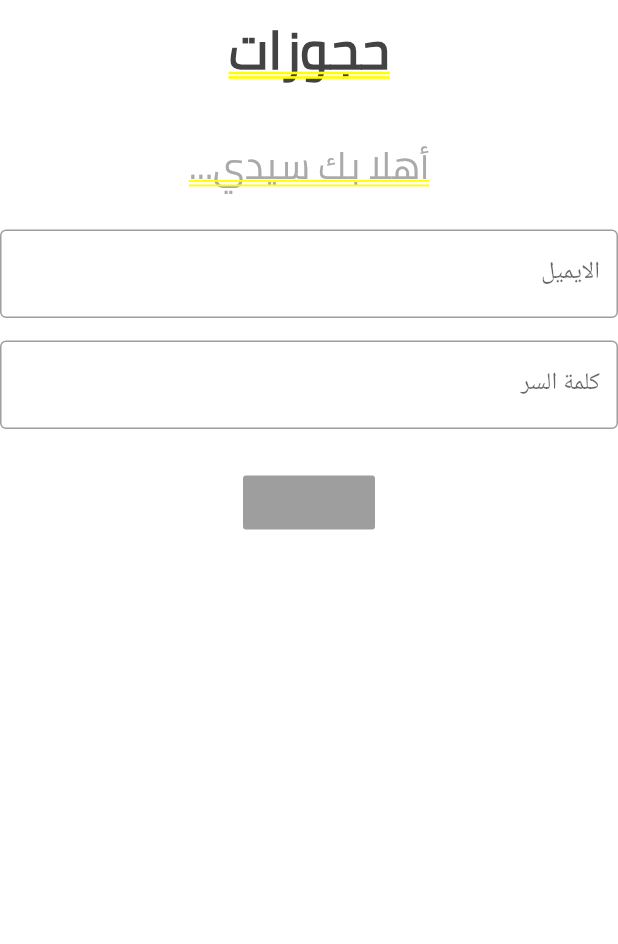
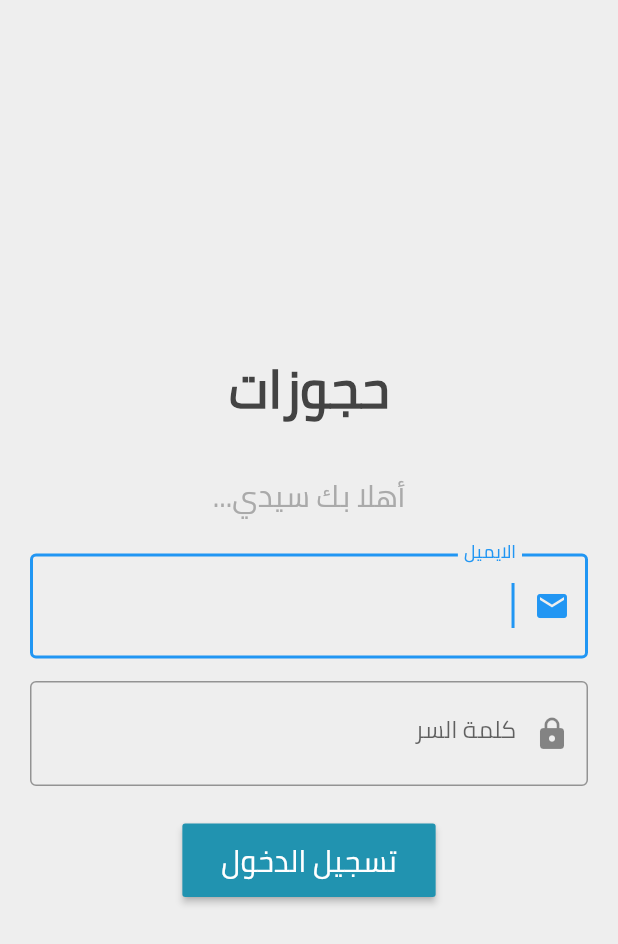
Before and after one commit to mohammad-dc/Restaurent-Booking, a Flutter app: the screen it shows after launch, after a tap on "مسؤول", on a phone screen of 412 x 824 dp. Shown: the top 944 px of the screen. Run offline on Flutter 3.47's test engine with Material 2 defaults, Android fonts, the phone set to English and light mode, and no system bars; our stand-ins replace email_validator, flutter_spinkit.

Commit message:
change gradient colors and design for admin login ready

```diff
--- a/lib/constants/colors.dart
+++ b/lib/constants/colors.dart
@@ -1,8 +1,8 @@
 import 'dart:ui';
 
 // git gradient color
-const Color gradientColor1 = Color(0xFF1565C0);
-const Color gradientColor2 = Color(0xFFB92B27);
+const Color gradientColor1 = Color(0xFF2193B0);
+const Color gradientColor2 = Color(0xFF6DD5ED);
 
 // global colors
 const Color whiteColor = Color(0xFFFFFFFF);
--- a/lib/screens/admin/login.dart
+++ b/lib/screens/admin/login.dart
@@ -1,5 +1,6 @@
 import 'package:flutter/material.dart';
 import 'package:flutter_application_1/constants/colors.dart';
+import 'package:email_validator/email_validator.dart';
 
 class AdminLogin extends StatefulWidget {
   @override
@@ -7,13 +8,18 @@ class AdminLogin extends StatefulWidget {
 }
 
 class _AdminLoginState extends State<AdminLogin> {
+  final _formKey = GlobalKey<FormState>();
   @override
   Widget build(BuildContext context) {
-    return Container(
-      child: Directionality(
+    return Scaffold(
+      body: Directionality(
         textDirection: TextDirection.rtl,
         child: Container(
+          color: grayColormin,
+          padding: EdgeInsets.symmetric(vertical: 10.0, horizontal: 20.0),
           child: Column(
+            mainAxisAlignment: MainAxisAlignment.center,
+            crossAxisAlignment: CrossAxisAlignment.center,
             children: [
               Text(
                 'حجوزات',
@@ -32,24 +38,48 @@ class _AdminLoginState extends State<AdminLogin> {
                     color: grayColormax,
                     fontFamily: 'Cairo',
                     fontWeight: FontWeight.w400,
-                    fontSize: 25.0),
+                    fontSize: 20.0),
               ),
               SizedBox(
                 height: 20.0,
               ),
-              TextField(
-                obscureText: true,
+              Form(
+                key: _formKey,
+                child: Column(
+                  children: [
+                    TextFormField(
+                      style: TextStyle(fontFamily: 'Cairo'),
+                      keyboardType: TextInputType.emailAddress,
+                      validator: (email) {
+                        if (email.isEmpty) {
+                          return 'يجب ملئ هذا الحقل';
+                        } else if (!EmailValidator.validate(email)) {
+                          return 'يجب ادخال الايميل بشكل صحيح';
+                        }
+                      },
+                      obscureText: false,
+                      autofocus: true,
                       decoration: InputDecoration(
+                          prefixIcon: Icon(Icons.email),
                           border: OutlineInputBorder(),
-                  labelText: 'الايميل',
-                ),
+                          labelText: 'الايميل'),
                     ),
                     SizedBox(
                       height: 15.0,
                     ),
-              TextField(
-                obscureText: false,
+                    TextFormField(
+                      style: TextStyle(fontFamily: 'Cairo'),
+                      keyboardType: TextInputType.visiblePassword,
+                      validator: (password) {
+                        if (password.isEmpty) {
+                          return 'يجب ملئ هذا الحقل';
+                        } else if (password.length < 8) {
+                          return 'يجب ادحال 8 خانات على الأقل';
+                        }
+                      },
+                      obscureText: true,
                       decoration: InputDecoration(
+                        prefixIcon: Icon(Icons.lock),
                         border: OutlineInputBorder(),
                         labelText: 'كلمة السر',
                       ),
@@ -57,7 +87,30 @@ class _AdminLoginState extends State<AdminLogin> {
                     SizedBox(
                       height: 25.0,
                     ),
-              RaisedButton(onPressed: null)
+                    RaisedButton(
+                      color: gradientColor1,
+                      onPressed: () {
+                        if (_formKey.currentState.validate()) {
+                          print("");
+                        }
+                      },
+                      child: Padding(
+                        padding: EdgeInsets.symmetric(
+                            vertical: 6.0, horizontal: 10.0),
+                        child: Text(
+                          'تسجيل الدخول',
+                          style: TextStyle(
+                            color: whiteColor,
+                            fontFamily: 'Cairo',
+                            fontWeight: FontWeight.w400,
+                            fontSize: 20.0,
+                          ),
+                        ),
+                      ),
+                    )
+                  ],
+                ),
+              ),
             ],
           ),
         ),
--- a/lib/screens/admin_or_user.dart
+++ b/lib/screens/admin_or_user.dart
@@ -1,7 +1,5 @@
 import 'package:flutter/material.dart';
 import 'package:flutter_application_1/constants/colors.dart';
-import 'admin/login.dart';
-import 'user/signup.dart';
 import 'package:flutter_application_1/widgets/account_btn.dart';
 
 class AdminOrUser extends StatefulWidget {
@@ -40,9 +38,9 @@ class _AdminOrUserState extends State<AdminOrUser> {
                   color: grayColormax),
             ),
             SizedBox(height: 20.0),
-            AccountBtn(text: 'مسؤول', navigatorPage: AdminLogin()),
+            AccountBtn(text: 'مسؤول', navigatorPageRoute: '/admin/login'),
             SizedBox(height: 30.0),
-            AccountBtn(text: 'مستخدم', navigatorPage: SignUp()),
+            AccountBtn(text: 'مستخدم', navigatorPageRoute: '/user/signup'),
           ],
         ),
       ),
--- a/lib/widgets/account_btn.dart
+++ b/lib/widgets/account_btn.dart
@@ -3,15 +3,12 @@ import 'package:flutter_application_1/constants/colors.dart';
 
 class AccountBtn extends StatelessWidget {
   final String text;
-  final Widget navigatorPage;
-  AccountBtn({this.text, this.navigatorPage});
+  final String navigatorPageRoute;
+  AccountBtn({this.text, this.navigatorPageRoute});
   @override
   Widget build(BuildContext context) {
     return RaisedButton(
-      onPressed: () => {
-        Navigator.push(
-            context, MaterialPageRoute(builder: (context) => navigatorPage))
-      },
+      onPressed: () => {Navigator.of(context).pushNamed(navigatorPageRoute)},
       textColor: whiteColor,
       padding: const EdgeInsets.all(0.0),
       shape: RoundedRectangleBorder(borderRadius: BorderRadius.circular(20.0)),
--- a/pubspec.yaml
+++ b/pubspec.yaml
@@ -25,6 +25,7 @@ dependencies:
     sdk: flutter
 
   flutter_spinkit: "^4.1.2"
+  email_validator: '^1.0.5'
 
   # The following adds the Cupertino Icons font to your application.
   # Use with the CupertinoIcons class for iOS style icons.
```
Also changed, not shown: lib/main.dart (+0 -13 lines), pubspec.lock. Lines whose indentation alone changed are shown as unchanged.
